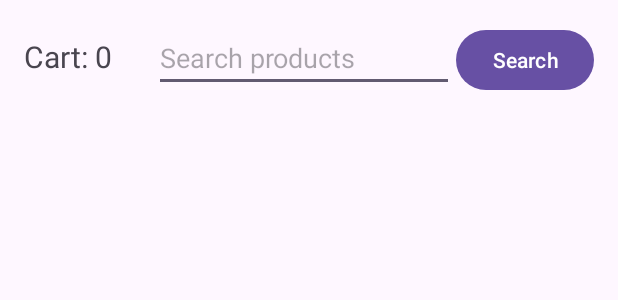
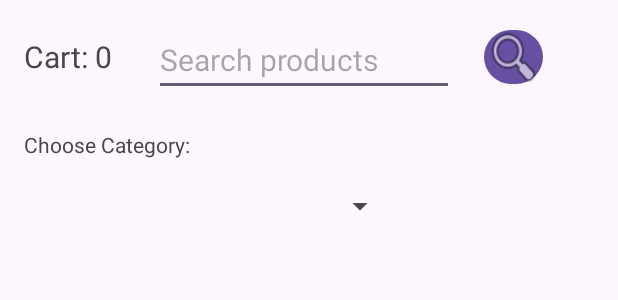
Before and after one commit to Fr4nzy/SariSariStore-CNN, an Android app: the layout activity_browse_products.xml on its own in the app's theme, with its tools: preview values and no code run, on a phone screen of 412 x 824 dp. Shown: the top 300 px of the screen. Run offline under Robolectric (Android 15) with nearby library versions, the phone set to English and light mode, and no system bars.

Commit message:
Removed the quantity field in the item's code, i'll use another method of getting the quantity of the types of products.

```diff
--- a/app/src/main/java/org/lu/sarisaristorepos/AddProducts.java
+++ b/app/src/main/java/org/lu/sarisaristorepos/AddProducts.java
@@ -106,8 +106,8 @@ public class AddProducts extends AppCompatActivity {
                     imageRef.getDownloadUrl().addOnSuccessListener(uri -> {
                         String imageURL = uri.toString();
 
-                        // Create a new document in the "products" collection
-                        DocumentReference productRef = db.collection("products").document();
+                        // Create a new document in the selected category collection
+                        DocumentReference productRef = db.collection(selectedCategory).document(); // Use the selected category
 
                         // Create a Map to store the product data
                         Map<String, Object> productData = new HashMap<>();
--- a/app/src/main/java/org/lu/sarisaristorepos/PlaceOrderActivity.java
+++ b/app/src/main/java/org/lu/sarisaristorepos/PlaceOrderActivity.java
@@ -22,7 +22,6 @@ public class PlaceOrderActivity extends AppCompatActivity {
         Intent intent = getIntent();
         String productName = intent.getStringExtra("productName");
         String productPrice = intent.getStringExtra("productPrice");
-        String productStocks = intent.getStringExtra("productStocks");
         String productImageURL = intent.getStringExtra("productImageURL");
         String productCategory = intent.getStringExtra("productCategory");
 
@@ -30,7 +29,6 @@ public class PlaceOrderActivity extends AppCompatActivity {
         TextView productNameTextView = findViewById(R.id.productName);
         TextView productPriceTextView = findViewById(R.id.productPrice);
         TextView productCategoryTextView = findViewById(R.id.categorySelect);
-        TextView productStocksTextView = findViewById(R.id.productQuantity); // Assuming you want to display stocks in this TextView
         ImageView productImageView = findViewById(R.id.previewImg);
         EditText customQuantityEditText = findViewById(R.id.customQuantityEditText);
 
@@ -47,7 +45,6 @@ public class PlaceOrderActivity extends AppCompatActivity {
                 resultIntent.putExtra("enteredQuantity", enteredQuantity);
                 resultIntent.putExtra("productName", productName);
                 resultIntent.putExtra("productPrice", productPrice);
-                resultIntent.putExtra("productStocks", productStocks); // Include the stocks in the intent
                 setResult(RESULT_OK, resultIntent);
 
                 // Finish the PlaceOrderActivity
@@ -59,7 +56,6 @@ public class PlaceOrderActivity extends AppCompatActivity {
         productNameTextView.setText(productName);
         productPriceTextView.setText(productPrice);
         productCategoryTextView.setText(productCategory);
-        productStocksTextView.setText(productStocks); // Set the quantity or stocks
 
         // Load the product image using Glide
         Glide.with(this)
--- a/app/src/main/java/org/lu/sarisaristorepos/ProductAdapter.java
+++ b/app/src/main/java/org/lu/sarisaristorepos/ProductAdapter.java
@@ -42,6 +42,7 @@ public class ProductAdapter extends RecyclerView.Adapter<ProductAdapter.ViewHold
 
         holder.productName.setText(product.getName());
         holder.productPrice.setText(product.getPrice());
+        holder.productCategory.setText(product.getCategory());
 
 
         // Load the product image using Glide
@@ -83,6 +84,7 @@ public class ProductAdapter extends RecyclerView.Adapter<ProductAdapter.ViewHold
         ImageView productImage;
         TextView productName;
         TextView productPrice;
+        TextView productCategory;
 
 
         ViewHolder(@NonNull View itemView) {
@@ -90,6 +92,7 @@ public class ProductAdapter extends RecyclerView.Adapter<ProductAdapter.ViewHold
             productImage = itemView.findViewById(R.id.productImage);
             productName = itemView.findViewById(R.id.productName);
             productPrice = itemView.findViewById(R.id.productPrice);
+            productCategory = itemView.findViewById(R.id.categoryInfo);
         }
     }
 
--- a/app/src/main/res/layout/activity_browse_products.xml
+++ b/app/src/main/res/layout/activity_browse_products.xml
@@ -25,31 +25,51 @@
         android:layout_marginTop="16dp"
         android:hint="Search products"
         android:inputType="text"
+        android:textSize="20sp"
         app:layout_constraintStart_toEndOf="@+id/cartIndicator"
         app:layout_constraintTop_toTopOf="parent" />
 
     <Button
         android:id="@+id/searchButton"
-        android:layout_width="wrap_content"
-        android:layout_height="wrap_content"
-        android:layout_marginStart="1dp"
+        android:layout_width="39dp"
+        android:layout_height="44dp"
+        android:layout_marginStart="20dp"
         android:layout_marginTop="16dp"
-        android:layout_marginEnd="12dp"
-        android:text="Search"
-        app:layout_constraintEnd_toEndOf="parent"
-        app:layout_constraintHorizontal_bias="0.0"
+        android:foreground="@android:drawable/ic_menu_search"
         app:layout_constraintStart_toEndOf="@+id/searchEditText"
-        app:layout_constraintTop_toTopOf="parent" />
+        app:layout_constraintTop_toTopOf="parent"
+        tools:ignore="SpeakableTextPresentCheck,TouchTargetSizeCheck" />
 
     <androidx.recyclerview.widget.RecyclerView
         android:id="@+id/recyclerView"
         android:layout_width="match_parent"
         android:layout_height="wrap_content"
         android:layout_below="@id/cartIndicator"
-        android:layout_marginTop="40dp"
+        android:layout_marginTop="30dp"
         android:padding="8dp"
         app:layout_constraintEnd_toEndOf="parent"
         app:layout_constraintHorizontal_bias="0.0"
         app:layout_constraintStart_toStartOf="parent"
-        app:layout_constraintTop_toBottomOf="@+id/searchEditText" />
+        app:layout_constraintTop_toBottomOf="@+id/categorySpinner" />
+
+    <TextView
+        android:id="@+id/categoryLabel"
+        android:layout_width="wrap_content"
+        android:layout_height="wrap_content"
+        android:layout_marginStart="16dp"
+        android:layout_marginTop="35dp"
+        android:text="Choose Category:"
+        app:layout_constraintStart_toStartOf="parent"
+        app:layout_constraintTop_toBottomOf="@+id/cartIndicator" />
+
+    <Spinner
+        android:id="@+id/categorySpinner"
+        android:layout_width="248dp"
+        android:layout_height="39dp"
+        android:layout_marginStart="16dp"
+        android:layout_marginTop="12dp"
+        app:layout_constraintStart_toStartOf="parent"
+        app:layout_constraintTop_toBottomOf="@+id/categoryLabel"
+        tools:ignore="TouchTargetSizeCheck" />
+
 </androidx.constraintlayout.widget.ConstraintLayout>
```
Also changed, not shown: app/src/main/java/org/lu/sarisaristorepos/BrowseProducts.java (+62 -50 lines), app/src/main/java/org/lu/sarisaristorepos/DeleteProducts.java (+45 -5 lines), app/src/main/res/layout/activity_delete_products.xml (+23 -2 lines), app/src/main/res/layout/product_card.xml (+8 -9 lines).
